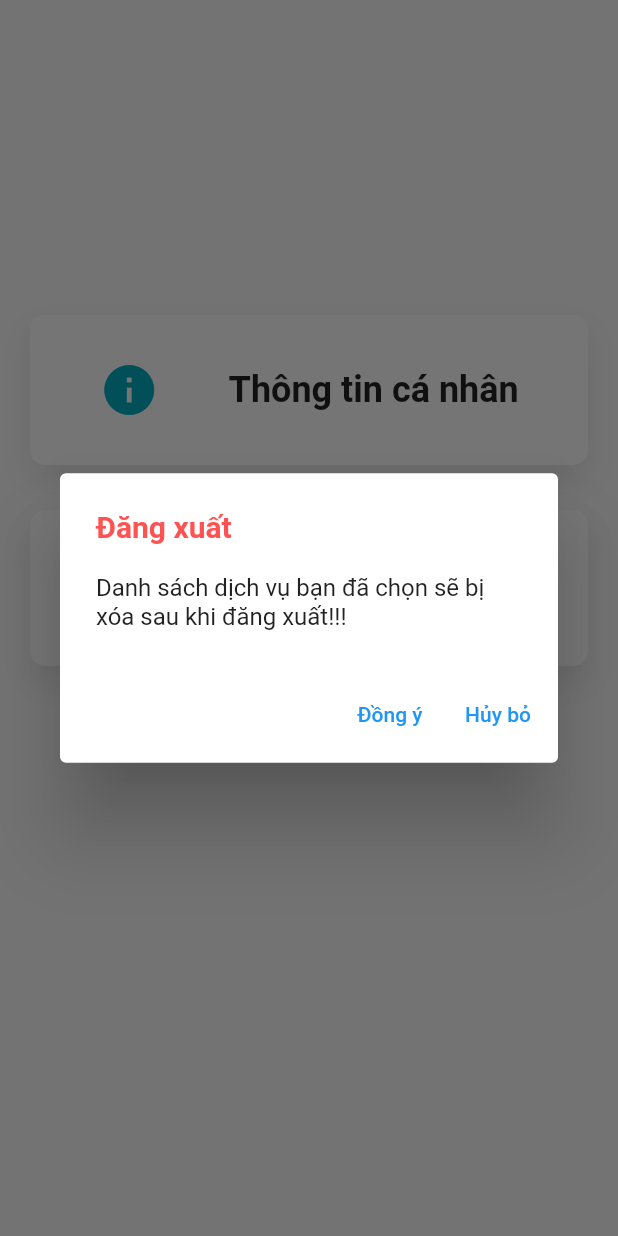
After one commit to Balleys1900/DentistProject, a Flutter app: the LogoutPageWidget screen opened directly, after a tap on the "logout" icon, on a phone screen of 412 x 824 dp. The commit adds this screen. Run offline on Flutter 3.47's test engine with Material 2 defaults, Android fonts, the phone set to English and light mode, and no system bars; our stand-ins replace carousel_slider, fluttertoast, smooth_star_rating, table_calendar.

Commit message:
Add logout

```diff
--- /dev/null
+++ b/flutter_dentist_app/lib/screens/main/logout_widget.dart
@@ -0,0 +1,139 @@
+import 'package:flutter/cupertino.dart';
+import 'package:flutter/material.dart';
+import 'package:flutter_dentist_app/cart/Cart.dart';
+import 'package:flutter_dentist_app/screens/welcome/login.dart';
+
+class LogoutPageWidget extends StatelessWidget {
+  const LogoutPageWidget({Key? key}) : super(key: key);
+
+  @override
+  Widget build(BuildContext context) {
+    Future<void> _showMyDialog(String title, String messageContent) async {
+      return showDialog<void>(
+        context: context,
+        barrierDismissible: false, // user must tap button!
+        builder: (BuildContext context) {
+          return AlertDialog(
+            title: Text(
+              title,
+              style: TextStyle(
+                  color: Colors.redAccent, fontWeight: FontWeight.bold),
+            ),
+            content: Text(
+              messageContent,
+              style: TextStyle(),
+            ),
+            actions: <Widget>[
+              TextButton(
+                child: Text('Đồng ý'),
+                onPressed: () {
+                  cart.resetCart();
+                  Navigator.of(context).pop();
+                  Navigator.pushAndRemoveUntil<dynamic>(
+                    context,
+                    MaterialPageRoute<dynamic>(
+                      builder: (BuildContext context) => LoginPage(),
+                    ),
+                    (route) =>
+                        false, //if you want to disable back feature set to false
+                  );
+                },
+              ),
+              TextButton(
+                child: Text('Hủy bỏ'),
+                onPressed: () {
+                  Navigator.of(context).pop();
+                },
+              ),
+            ],
+          );
+        },
+      );
+    }
+
+    return SafeArea(
+      child: Scaffold(
+        body: Column(
+          children: [
+            Container(
+              margin: EdgeInsets.only(top: 210, left: 20, right: 20),
+              decoration: BoxDecoration(
+                borderRadius: BorderRadius.circular(10),
+                color: Colors.white,
+                boxShadow: [
+                  BoxShadow(
+                    offset: Offset(0, 10),
+                    color: Color(0x14000000),
+                    blurRadius: 15,
+                    spreadRadius: 0,
+                  )
+                ],
+              ),
+              child: Padding(
+                padding: const EdgeInsets.only(top: 30, bottom: 30),
+                child: Row(
+                  mainAxisAlignment: MainAxisAlignment.spaceEvenly,
+                  children: [
+                    Icon(
+                      Icons.info_sharp,
+                      size: 40,
+                      color: Colors.cyan[600],
+                    ),
+                    Text(
+                      "Thông tin cá nhân",
+                      style: TextStyle(
+                        fontSize: 24,
+                        fontWeight: FontWeight.bold,
+                      ),
+                    )
+                  ],
+                ),
+              ),
+            ),
+            Container(
+              margin: EdgeInsets.only(top: 30, left: 20, right: 20),
+              decoration: BoxDecoration(
+                borderRadius: BorderRadius.circular(10),
+                color: Colors.white,
+                boxShadow: [
+                  BoxShadow(
+                    offset: Offset(0, 10),
+                    color: Color(0x14000000),
+                    blurRadius: 15,
+                    spreadRadius: 0,
+                  )
+                ],
+              ),
+              child: Padding(
+                padding: const EdgeInsets.only(top: 28, bottom: 28),
+                child: Row(
+                  mainAxisAlignment: MainAxisAlignment.spaceEvenly,
+                  children: [
+                    IconButton(
+                      onPressed: () {
+                        _showMyDialog("Đăng xuất",
+                            "Danh sách dịch vụ bạn đã chọn sẽ bị xóa sau khi đăng xuất!!!");
+                      },
+                      icon: Icon(
+                        Icons.logout_rounded,
+                        size: 40,
+                        color: Colors.red[600],
+                      ),
+                    ),
+                    Text(
+                      "Đăng xuất",
+                      style: TextStyle(
+                        fontSize: 24,
+                        fontWeight: FontWeight.bold,
+                      ),
+                    )
+                  ],
+                ),
+              ),
+            ),
+          ],
+        ),
+      ),
+    );
+  }
+}
--- a/flutter_dentist_app/lib/screens/main/main_widget.dart
+++ b/flutter_dentist_app/lib/screens/main/main_widget.dart
@@ -7,6 +7,7 @@ import 'package:flutter_dentist_app/screens/main/home/main_menu.dart';
 import 'package:flutter_dentist_app/screens/main/home/main_service_location.dart';
 import 'package:flutter_dentist_app/screens/main/home/main_service_promotion.dart';
 import 'package:flutter_dentist_app/screens/main/home/main_service_rating.dart';
+import 'package:flutter_dentist_app/screens/main/logout_widget.dart';
 
 class MainWidget extends StatefulWidget {
   const MainWidget({
@@ -21,10 +22,8 @@ class _MainWidgetState extends State<MainWidget> {
   int _selectedIndex = 0;
   List<Widget> _widgetOptions = <Widget>[
     MainScreen(clinics: listClinicsInstance, services: listServiceInstance),
-    Text(
-      'Index 1: Business',
-    ),
     HistoryBooking(),
+    LogoutPageWidget(),
   ];
 
   void _onItemTapped(int index) {
@@ -44,12 +43,12 @@ class _MainWidgetState extends State<MainWidget> {
               label: 'Home',
             ),
             BottomNavigationBarItem(
-              icon: Icon(Icons.search),
-              label: 'Search',
+              icon: Icon(Icons.history),
+              label: 'History',
             ),
             BottomNavigationBarItem(
-              icon: Icon(Icons.history),
-              label: 'History',
+              icon: Icon(Icons.account_box_rounded),
+              label: 'Account',
             ),
           ],
           currentIndex: _selectedIndex,
```
